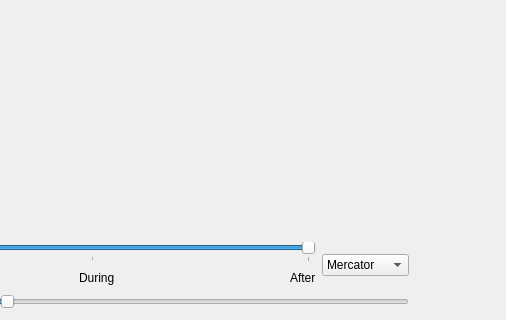
Before: the Qt Designer form split.ui in tps12/Tec-Nine, drawn with Qt 5; both pictures show x 143 to 649 and y 166 to 486 of the 649 by 486 pixel window.
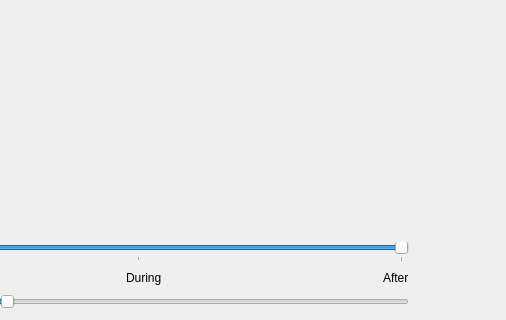
After: the same form once the commit is applied.

Commit message: Switch Split demo to hexes

What changed in the file:
```diff
--- a/split.ui
+++ b/split.ui
@@ -114,40 +114,6 @@
          </item>
         </layout>
        </item>
-       <item>
-        <widget class="QComboBox" name="projection">
-         <property name="sizePolicy">
-          <sizepolicy hsizetype="Minimum" vsizetype="Fixed">
-           <horstretch>0</horstretch>
-           <verstretch>0</verstretch>
-          </sizepolicy>
-         </property>
-         <property name="minimumSize">
-          <size>
-           <width>85</width>
-           <height>0</height>
-          </size>
-         </property>
-         <property name="currentIndex">
-          <number>0</number>
-         </property>
-         <item>
-          <property name="text">
-           <string>Mercator</string>
-          </property>
-         </item>
-         <item>
-          <property name="text">
-           <string>Sinusoidal</string>
-          </property>
-         </item>
-         <item>
-          <property name="text">
-           <string>Flat</string>
-          </property>
-         </item>
-        </widget>
-       </item>
       </layout>
      </item>
      <item>
```
The commit also changes 3 other files.
